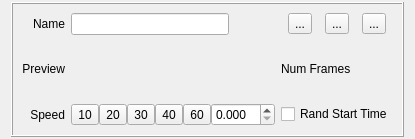
First picture: the form in Editor/src/Assets/Atlas/TileSet/WgtTileSetAnimation.ui, repository GameOverture/HarmonyEngine, before the edit.
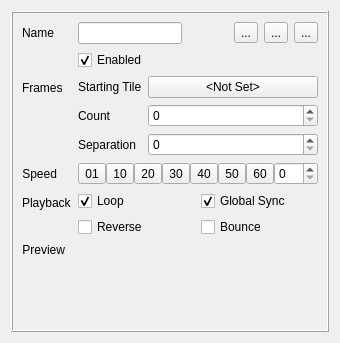
Second picture: the form after the edit. Icons and pictures are not drawn.

Commit message: TileSet and TileMap implementation figured out and (re)implementation towards that; Lots of tile animation features now supported

```diff
--- a/Editor/src/Assets/Atlas/TileSet/WgtTileSetAnimation.ui
+++ b/Editor/src/Assets/Atlas/TileSet/WgtTileSetAnimation.ui
@@ -9,8 +9,8 @@
    <rect>
     <x>0</x>
     <y>0</y>
-    <width>389</width>
-    <height>139</height>
+    <width>340</width>
+    <height>343</height>
    </rect>
   </property>
   <property name="sizePolicy">
@@ -25,13 +25,7 @@
   <property name="sizeGripEnabled" stdset="0">
    <bool>false</bool>
   </property>
-  <layout class="QHBoxLayout" name="horizontalLayout_5">
-   <property name="topMargin">
-    <number>2</number>
-   </property>
-   <property name="bottomMargin">
-    <number>2</number>
-   </property>
+  <layout class="QVBoxLayout" name="verticalLayout_2">
    <item>
     <widget class="QFrame" name="frmBorder">
      <property name="frameShape">
@@ -40,12 +34,104 @@
      <property name="frameShadow">
       <enum>QFrame::Shadow::Raised</enum>
      </property>
-     <layout class="QGridLayout" name="gridLayout">
-      <item row="3" column="2">
+     <layout class="QFormLayout" name="formLayout">
+      <item row="1" column="0">
+       <widget class="QLabel" name="label_6">
+        <property name="text">
+         <string>Name</string>
+        </property>
+        <property name="alignment">
+         <set>Qt::AlignmentFlag::AlignRight|Qt::AlignmentFlag::AlignTrailing|Qt::AlignmentFlag::AlignVCenter</set>
+        </property>
+       </widget>
+      </item>
+      <item row="1" column="1">
+       <layout class="QHBoxLayout" name="horizontalLayout_4">
+        <item>
+         <widget class="QLineEdit" name="txtName"/>
+        </item>
+        <item>
+         <widget class="QPushButton" name="btnColor">
+          <property name="text">
+           <string/>
+          </property>
+          <property name="flat">
+           <bool>true</bool>
+          </property>
+         </widget>
+        </item>
+        <item>
+         <layout class="QHBoxLayout" name="horizontalLayout">
+          <item>
+           <widget class="QToolButton" name="btnUpward">
+            <property name="text">
+             <string>...</string>
+            </property>
+           </widget>
+          </item>
+          <item>
+           <widget class="QToolButton" name="btnDownward">
+            <property name="text">
+             <string>...</string>
+            </property>
+           </widget>
+          </item>
+          <item>
+           <widget class="QToolButton" name="btnDelete">
+            <property name="text">
+             <string>...</string>
+            </property>
+           </widget>
+          </item>
+         </layout>
+        </item>
+       </layout>
+      </item>
+      <item row="8" column="0">
+       <widget class="QLabel" name="label_2">
+        <property name="text">
+         <string>Preview</string>
+        </property>
+        <property name="alignment">
+         <set>Qt::AlignmentFlag::AlignRight|Qt::AlignmentFlag::AlignTrailing|Qt::AlignmentFlag::AlignVCenter</set>
+        </property>
+       </widget>
+      </item>
+      <item row="8" column="1">
+       <widget class="QLabel" name="lblFramePreview">
+        <property name="sizePolicy">
+         <sizepolicy hsizetype="Expanding" vsizetype="Preferred">
+          <horstretch>0</horstretch>
+          <verstretch>0</verstretch>
+         </sizepolicy>
+        </property>
+        <property name="text">
+         <string/>
+        </property>
+       </widget>
+      </item>
+      <item row="6" column="0">
+       <widget class="QLabel" name="label">
+        <property name="text">
+         <string>Speed</string>
+        </property>
+        <property name="alignment">
+         <set>Qt::AlignmentFlag::AlignRight|Qt::AlignmentFlag::AlignTrailing|Qt::AlignmentFlag::AlignVCenter</set>
+        </property>
+       </widget>
+      </item>
+      <item row="6" column="1">
        <layout class="QHBoxLayout" name="horizontalLayout_2">
         <property name="spacing">
          <number>0</number>
         </property>
+        <item>
+         <widget class="QToolButton" name="btnHz1">
+          <property name="text">
+           <string>01</string>
+          </property>
+         </widget>
+        </item>
         <item>
          <widget class="QToolButton" name="btnHz10">
           <property name="text">
@@ -74,6 +160,13 @@
           </property>
          </widget>
         </item>
+        <item>
+         <widget class="QToolButton" name="btnHz50">
+          <property name="text">
+           <string>50</string>
+          </property>
+         </widget>
+        </item>
         <item>
          <widget class="QToolButton" name="btnHz60">
           <property name="text">
@@ -82,118 +175,110 @@
          </widget>
         </item>
         <item>
-         <widget class="QDoubleSpinBox" name="sbFrameRate">
-          <property name="decimals">
-           <number>3</number>
-          </property>
-          <property name="singleStep">
-           <double>0.010000000000000</double>
-          </property>
-         </widget>
+         <widget class="QSpinBox" name="sbFrameDuration"/>
         </item>
        </layout>
       </item>
-      <item row="3" column="3">
-       <widget class="QCheckBox" name="chkStartRandom">
+      <item row="7" column="0">
+       <widget class="QLabel" name="label_3">
         <property name="text">
-         <string>Rand Start Time</string>
+         <string>Playback</string>
         </property>
        </widget>
       </item>
-      <item row="1" column="0">
-       <widget class="QLabel" name="label_6">
-        <property name="text">
-         <string>Name</string>
-        </property>
-        <property name="alignment">
-         <set>Qt::AlignmentFlag::AlignRight|Qt::AlignmentFlag::AlignTrailing|Qt::AlignmentFlag::AlignVCenter</set>
-        </property>
-       </widget>
+      <item row="7" column="1">
+       <layout class="QGridLayout" name="gridLayout">
+        <item row="2" column="1">
+         <widget class="QCheckBox" name="chkBounce">
+          <property name="text">
+           <string>Bounce</string>
+          </property>
+         </widget>
+        </item>
+        <item row="2" column="0">
+         <widget class="QCheckBox" name="chkReverse">
+          <property name="text">
+           <string>Reverse</string>
+          </property>
+         </widget>
+        </item>
+        <item row="1" column="1">
+         <widget class="QCheckBox" name="chkGlobalSync">
+          <property name="text">
+           <string>Global Sync</string>
+          </property>
+          <property name="checked">
+           <bool>true</bool>
+          </property>
+         </widget>
+        </item>
+        <item row="1" column="0">
+         <widget class="QCheckBox" name="chkLoop">
+          <property name="text">
+           <string>Loop</string>
+          </property>
+          <property name="checked">
+           <bool>true</bool>
+          </property>
+         </widget>
+        </item>
+       </layout>
       </item>
-      <item row="2" column="0">
-       <widget class="QLabel" name="label_2">
+      <item row="2" column="1">
+       <widget class="QCheckBox" name="chkEnabled">
         <property name="text">
-         <string>Preview</string>
+         <string>Enabled</string>
         </property>
-        <property name="alignment">
-         <set>Qt::AlignmentFlag::AlignRight|Qt::AlignmentFlag::AlignTrailing|Qt::AlignmentFlag::AlignVCenter</set>
+        <property name="checked">
+         <bool>true</bool>
         </property>
        </widget>
       </item>
-      <item row="2" column="3">
-       <layout class="QHBoxLayout" name="horizontalLayout_6">
-        <item>
-         <widget class="QLabel" name="lblNumFrames">
+      <item row="3" column="1">
+       <layout class="QFormLayout" name="formLayout_2">
+        <item row="1" column="0">
+         <widget class="QLabel" name="label_4">
           <property name="text">
-           <string>Num Frames</string>
+           <string>Count</string>
           </property>
          </widget>
         </item>
-       </layout>
-      </item>
-      <item row="1" column="3">
-       <layout class="QHBoxLayout" name="horizontalLayout">
-        <item>
-         <widget class="QToolButton" name="btnUpward">
+        <item row="1" column="1">
+         <widget class="QSpinBox" name="sbNumFrames"/>
+        </item>
+        <item row="2" column="1">
+         <widget class="QSpinBox" name="sbSeparation"/>
+        </item>
+        <item row="2" column="0">
+         <widget class="QLabel" name="label_5">
           <property name="text">
-           <string>...</string>
+           <string>Separation</string>
           </property>
          </widget>
         </item>
-        <item>
-         <widget class="QToolButton" name="btnDownward">
+        <item row="0" column="0">
+         <widget class="QLabel" name="label_7">
           <property name="text">
-           <string>...</string>
+           <string>Starting Tile</string>
           </property>
          </widget>
         </item>
-        <item>
-         <widget class="QToolButton" name="btnDelete">
+        <item row="0" column="1">
+         <widget class="QPushButton" name="btnStartingTile">
           <property name="text">
-           <string>...</string>
+           <string>&lt;Not Set&gt;</string>
           </property>
          </widget>
         </item>
        </layout>
       </item>
       <item row="3" column="0">
-       <widget class="QLabel" name="label">
+       <widget class="QLabel" name="lblNumFrames">
         <property name="text">
-         <string>Speed</string>
-        </property>
-        <property name="alignment">
-         <set>Qt::AlignmentFlag::AlignRight|Qt::AlignmentFlag::AlignTrailing|Qt::AlignmentFlag::AlignVCenter</set>
+         <string>Frames</string>
         </property>
        </widget>
       </item>
-      <item row="2" column="2">
-       <layout class="QHBoxLayout" name="horizontalLayout_7">
-        <item>
-         <widget class="QLabel" name="lblFramePreview">
-          <property name="text">
-           <string/>
-          </property>
-         </widget>
-        </item>
-       </layout>
-      </item>
-      <item row="1" column="2">
-       <layout class="QHBoxLayout" name="horizontalLayout_4">
-        <item>
-         <widget class="QLineEdit" name="txtName"/>
-        </item>
-        <item>
-         <widget class="QPushButton" name="btnColor">
-          <property name="text">
-           <string/>
-          </property>
-          <property name="flat">
-           <bool>true</bool>
-          </property>
-         </widget>
-        </item>
-       </layout>
-      </item>
      </layout>
     </widget>
    </item>
```
The commit also changes 18 other files.
